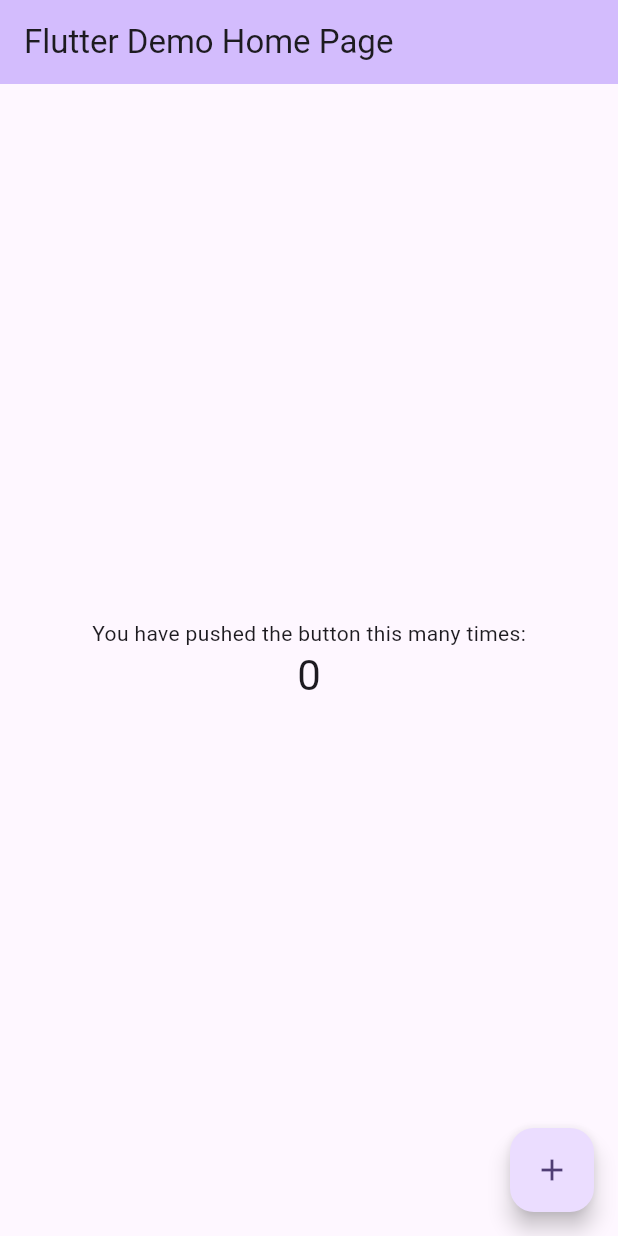
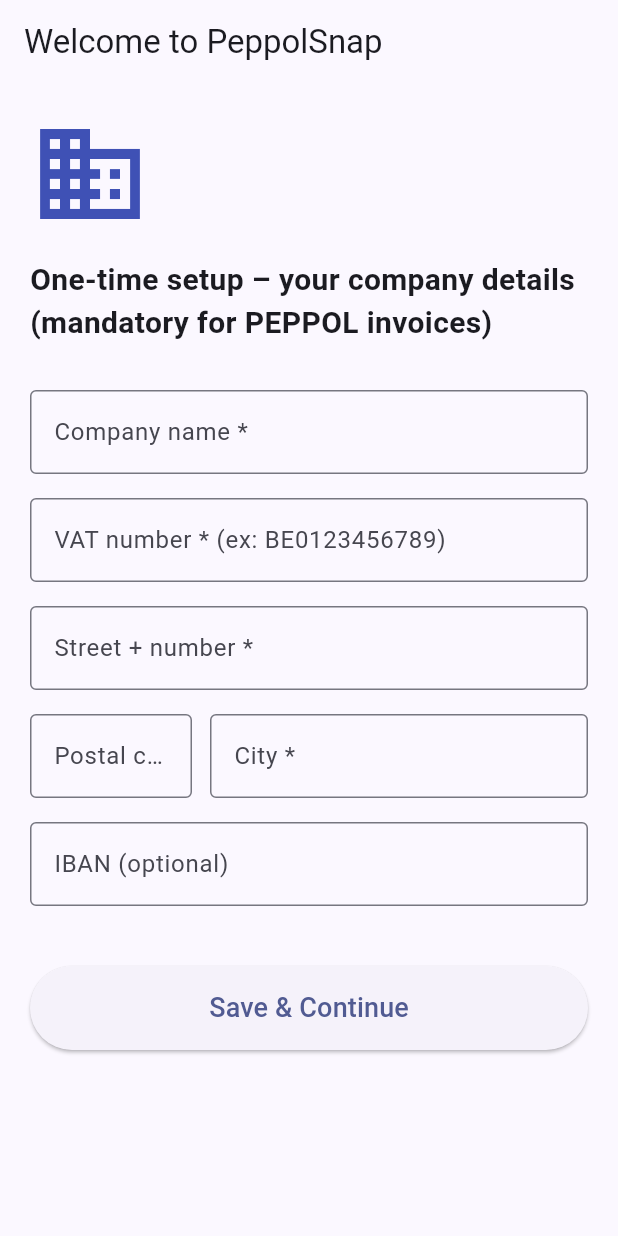
Before and after one commit to NicolasFromBelgium/PeppolSnap, a Flutter app: the screen it shows after launch, on a phone screen of 412 x 824 dp. Run offline on Flutter 3.47's test engine with Material 3 defaults, Android fonts, the phone set to English and light mode, and no system bars; our stand-ins replace image_picker, permission_handler, shared_preferences; missing offline and left inert: google_mlkit_text_recognition.

Commit message:
feat(mobile): onboarding screen with permanent seller data storage

```diff
--- a/mobile/lib/main.dart
+++ b/mobile/lib/main.dart
@@ -1,122 +1,194 @@
+// mobile/lib/main.dart
+import 'dart:async';
 import 'package:flutter/material.dart';
+import 'package:shared_preferences/shared_preferences.dart';
+import 'package:image_picker/image_picker.dart';
+import 'package:google_mlkit_text_recognition/google_mlkit_text_recognition.dart';
+import 'package:permission_handler/permission_handler.dart';
 
-void main() {
-  runApp(const MyApp());
+void main() => runApp(const PeppolSnapApp());
+
+class PeppolSnapApp extends StatelessWidget {
+  const PeppolSnapApp({super.key});
+  @override
+  Widget build(BuildContext context) => MaterialApp(
+    title: 'PeppolSnap',
+    debugShowCheckedModeBanner: false,
+    theme: ThemeData(
+      colorScheme: ColorScheme.fromSeed(seedColor: Colors.indigo),
+      useMaterial3: true,
+    ),
+    home: const SplashScreen(),
+  );
 }
 
-class MyApp extends StatelessWidget {
-  const MyApp({super.key});
+// ----------------------------------------------------------
+// 1. Splash → decides if we need onboarding or go straight to home
+// ----------------------------------------------------------
+class SplashScreen extends StatefulWidget {
+  const SplashScreen({super.key});
+  @override
+  State<SplashScreen> createState() => _SplashScreenState();
+}
 
-  // This widget is the root of your application.
+class _SplashScreenState extends State<SplashScreen> {
   @override
-  Widget build(BuildContext context) {
-    return MaterialApp(
-      title: 'Flutter Demo',
-      theme: ThemeData(
-        // This is the theme of your application.
-        //
-        // TRY THIS: Try running your application with "flutter run". You'll see
-        // the application has a purple toolbar. Then, without quitting the app,
-        // try changing the seedColor in the colorScheme below to Colors.green
-        // and then invoke "hot reload" (save your changes or press the "hot
-        // reload" button in a Flutter-supported IDE, or press "r" if you used
-        // the command line to start the app).
-        //
-        // Notice that the counter didn't reset back to zero; the application
-        // state is not lost during the reload. To reset the state, use hot
-        // restart instead.
-        //
-        // This works for code too, not just values: Most code changes can be
-        // tested with just a hot reload.
-        colorScheme: .fromSeed(seedColor: Colors.deepPurple),
+  void initState() {
+    super.initState();
+    _checkOnboarding();
+  }
+
+  Future<void> _checkOnboarding() async {
+    final prefs = await SharedPreferences.getInstance();
+    final hasCompleted = prefs.getBool('onboarding_completed') ?? false;
+
+    if (mounted) {
+      Navigator.of(context).pushReplacement(
+        MaterialPageRoute(
+          builder: (_) => hasCompleted ? const HomePage() : const OnboardingScreen(),
         ),
-      home: const MyHomePage(title: 'Flutter Demo Home Page'),
       );
     }
   }
 
-class MyHomePage extends StatefulWidget {
-  const MyHomePage({super.key, required this.title});
-
-  // This widget is the home page of your application. It is stateful, meaning
-  // that it has a State object (defined below) that contains fields that affect
-  // how it looks.
-
-  // This class is the configuration for the state. It holds the values (in this
-  // case the title) provided by the parent (in this case the App widget) and
-  // used by the build method of the State. Fields in a Widget subclass are
-  // always marked "final".
-
-  final String title;
-
   @override
-  State<MyHomePage> createState() => _MyHomePageState();
+  Widget build(BuildContext context) => const Scaffold(
+    body: Center(child: CircularProgressIndicator()),
+  );
 }
 
-class _MyHomePageState extends State<MyHomePage> {
-  int _counter = 0;
+// ----------------------------------------------------------
+// 2. Onboarding screen – minimal PEPPOL seller data
+// ----------------------------------------------------------
+class OnboardingScreen extends StatefulWidget {
+  const OnboardingScreen({super.key});
+  @override
+  State<OnboardingScreen> createState() => _OnboardingScreenState();
+}
 
-  void _incrementCounter() {
-    setState(() {
-      // This call to setState tells the Flutter framework that something has
-      // changed in this State, which causes it to rerun the build method below
-      // so that the display can reflect the updated values. If we changed
-      // _counter without calling setState(), then the build method would not be
-      // called again, and so nothing would appear to happen.
-      _counter++;
-    });
+class _OnboardingScreenState extends State<OnboardingScreen> {
+  final _formKey = GlobalKey<FormState>();
+  final _companyController = TextEditingController();
+  final _vatController = TextEditingController();
+  final _streetController = TextEditingController();
+  final _cityController = TextEditingController();
+  final _postalController = TextEditingController();
+  final _ibanController = TextEditingController();
+
+  bool _saving = false;
+
+  Future<void> _saveSellerData() async {
+    if (!_formKey.currentState!.validate()) return;
+
+    setState(() => _saving = true);
+
+    final prefs = await SharedPreferences.getInstance();
+    await prefs.setString('seller_company', _companyController.text.trim());
+    await prefs.setString('seller_vat', _vatController.text.trim());
+    await prefs.setString('seller_street', _streetController.text.trim());
+    await prefs.setString('seller_city', _cityController.text.trim());
+    await prefs.setString('seller_postal', _postalController.text.trim());
+    await prefs.setString('seller_iban', _ibanController.text.trim());
+    await prefs.setBool('onboarding_completed', true);
+
+    if (mounted) {
+      Navigator.of(context).pushReplacement(
+        MaterialPageRoute(builder: (_) => const HomePage()),
+      );
+    }
   }
 
   @override
-  Widget build(BuildContext context) {
-    // This method is rerun every time setState is called, for instance as done
-    // by the _incrementCounter method above.
-    //
-    // The Flutter framework has been optimized to make rerunning build methods
-    // fast, so that you can just rebuild anything that needs updating rather
-    // than having to individually change instances of widgets.
-    return Scaffold(
-      appBar: AppBar(
-        // TRY THIS: Try changing the color here to a specific color (to
-        // Colors.amber, perhaps?) and trigger a hot reload to see the AppBar
-        // change color while the other colors stay the same.
-        backgroundColor: Theme.of(context).colorScheme.inversePrimary,
-        // Here we take the value from the MyHomePage object that was created by
-        // the App.build method, and use it to set our appbar title.
-        title: Text(widget.title),
+  Widget build(BuildContext context) => Scaffold(
+    appBar: AppBar(title: const Text('Welcome to PeppolSnap')),
+    body: SingleChildScrollView(
+      padding: const EdgeInsets.all(20),
+      child: Form(
+        key: _formKey,
+        child: Column(
+          crossAxisAlignment: CrossAxisAlignment.start,
+          children: [
+            const Icon(Icons.business, size: 80, color: Colors.indigo),
+            const SizedBox(height: 16),
+            const Text(
+              'One-time setup – your company details\n(mandatory for PEPPOL invoices)',
+              style: TextStyle(fontSize: 20, fontWeight: FontWeight.bold),
             ),
-      body: Center(
-        // Center is a layout widget. It takes a single child and positions it
-        // in the middle of the parent.
-        child: Column(
-          // Column is also a layout widget. It takes a list of children and
-          // arranges them vertically. By default, it sizes itself to fit its
-          // children horizontally, and tries to be as tall as its parent.
-          //
-          // Column has various properties to control how it sizes itself and
-          // how it positions its children. Here we use mainAxisAlignment to
-          // center the children vertically; the main axis here is the vertical
-          // axis because Columns are vertical (the cross axis would be
-          // horizontal).
-          //
-          // TRY THIS: Invoke "debug painting" (choose the "Toggle Debug Paint"
-          // action in the IDE, or press "p" in the console), to see the
-          // wireframe for each widget.
-          mainAxisAlignment: .center,
+            const SizedBox(height: 30),
+
+            TextFormField(
+              controller: _companyController,
+              decoration: const InputDecoration(labelText: 'Company name *', border: OutlineInputBorder()),
+              validator: (v) => v?.trim().isEmpty ?? true ? 'Required' : null,
+            ),
+            const SizedBox(height: 16),
+            TextFormField(
+              controller: _vatController,
+              decoration: const InputDecoration(labelText: 'VAT number * (ex: BE0123456789)', border: OutlineInputBorder()),
+              validator: (v) => v?.trim().isEmpty ?? true ? 'Required' : null,
+            ),
+            const SizedBox(height: 16),
+            TextFormField(
+              controller: _streetController,
+              decoration: const InputDecoration(labelText: 'Street + number *', border: OutlineInputBorder()),
+              validator: (v) => v?.trim().isEmpty ?? true ? 'Required' : null,
+            ),
+            const SizedBox(height: 16),
+            Row(
               children: [
-            const Text('You have pushed the button this many times:'),
-            Text(
-              '$_counter',
-              style: Theme.of(context).textTheme.headlineMedium,
+                Expanded(
+                  flex: 3,
+                  child: TextFormField(
+                    controller: _postalController,
+                    decoration: const InputDecoration(labelText: 'Postal code *', border: OutlineInputBorder()),
+                    keyboardType: TextInputType.number,
+                    validator: (v) => v?.trim().isEmpty ?? true ? 'Required' : null,
+                  ),
+                ),
+                const SizedBox(width: 12),
+                Expanded(
+                  flex: 7,
+                  child: TextFormField(
+                    controller: _cityController,
+                    decoration: const InputDecoration(labelText: 'City *', border: OutlineInputBorder()),
+                    validator: (v) => v?.trim().isEmpty ?? true ? 'Required' : null,
+                  ),
+                ),
+              ],
+            ),
+            const SizedBox(height: 16),
+            TextFormField(
+              controller: _ibanController,
+              decoration: const InputDecoration(labelText: 'IBAN (optional)', border: OutlineInputBorder()),
+            ),
+            const SizedBox(height: 40),
+            SizedBox(
+              width: double.infinity,
+              height: 56,
+              child: ElevatedButton(
+                onPressed: _saving ? null : _saveSellerData,
+                child: _saving
+                    ? const CircularProgressIndicator(color: Colors.white)
+                    : const Text('Save & Continue', style: TextStyle(fontSize: 18)),
+              ),
             ),
           ],
         ),
       ),
-      floatingActionButton: FloatingActionButton(
-        onPressed: _incrementCounter,
-        tooltip: 'Increment',
-        child: const Icon(Icons.add),
     ),
   );
 }
+
+// ----------------------------------------------------------
+// 3. HomePage – just a placeholder for now (we’ll replace it next step)
+// ----------------------------------------------------------
+class HomePage extends StatelessWidget {
+  const HomePage({super.key});
+  @override
+  Widget build(BuildContext context) => Scaffold(
+    appBar: AppBar(title: const Text('PeppolSnap')),
+    body: const Center(
+      child: Text('HomePage – scanner coming in step 2!', style: TextStyle(fontSize: 24)),
+    ),
+  );
 }
```
Lines whose indentation alone changed are shown as unchanged.
